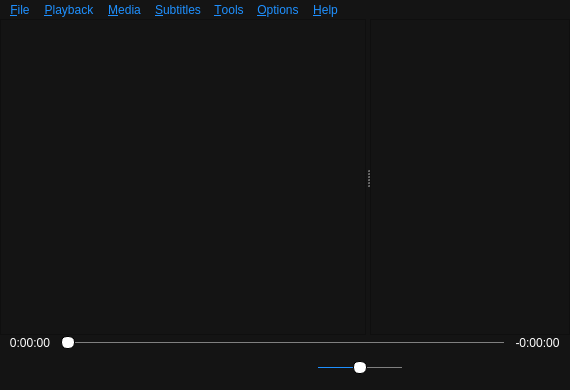
u8sand/Baka-MPlayer, file Baka MPlayer/mainwindow.ui: the form before one commit.
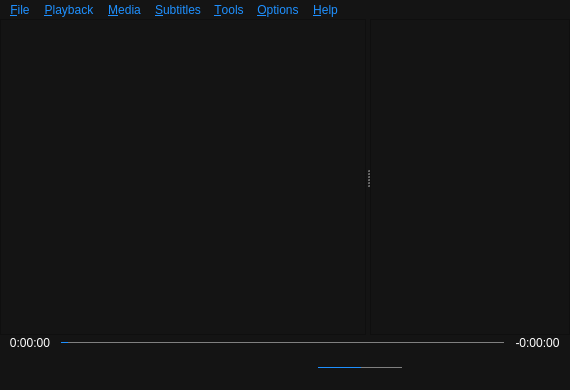
The form after the commit. Icons and pictures are not drawn. Custom widgets are drawn as their Qt base class.

Commit message: mainwindow.ui: better rounding for QSlider::handle

```diff
--- a/Baka MPlayer/mainwindow.ui
+++ b/Baka MPlayer/mainwindow.ui
@@ -39,11 +39,12 @@
 }
 
 QSlider::handle:horizontal {
-	background: white;
-	border: 1px solid black;
-	border-radius: 6px;
-	margin-top: -6px;
-	margin-bottom: -6px;
+	background: qlineargradient(x1: 0, y1: 0, x2: 0, y2: 1,
+							stop: 0 silver, stop: 1 darkgray);
+	/*border: 1px solid black;*/
+	border-radius: 5px;
+	margin-top: -5px;
+	margin-bottom: -5px;
 	width: 12px;
 }</string>
   </property>
```
